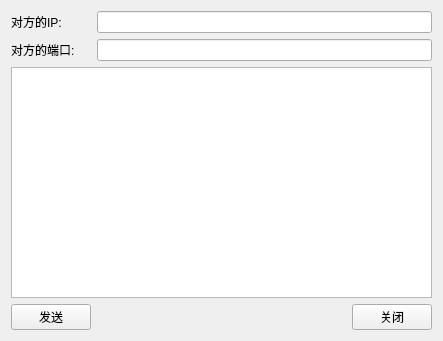
First picture: the form in Src/24_62_Udp/widget.ui, repository Fowindy/QtCode_VS, before the edit.
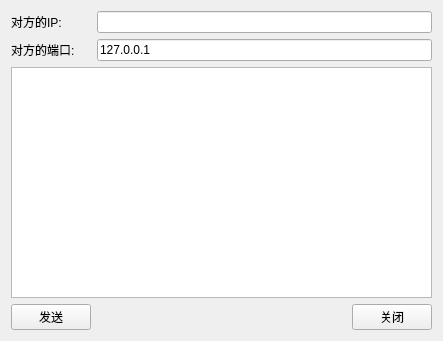
Second picture: the form after the edit.

Commit message: writeDatagram给指定的ip和端口发送数据

What changed in the file:
```diff
--- a/Src/24_62_Udp/widget.ui
+++ b/Src/24_62_Udp/widget.ui
@@ -32,7 +32,11 @@
     </widget>
    </item>
    <item row="1" column="1" colspan="2">
-    <widget class="QLineEdit" name="lineEditPort"/>
+    <widget class="QLineEdit" name="lineEditPort">
+     <property name="text">
+      <string>127.0.0.1</string>
+     </property>
+    </widget>
    </item>
    <item row="2" column="0" colspan="3">
     <widget class="QTextEdit" name="textEdit"/>
```
The commit also changes 1 other file.
